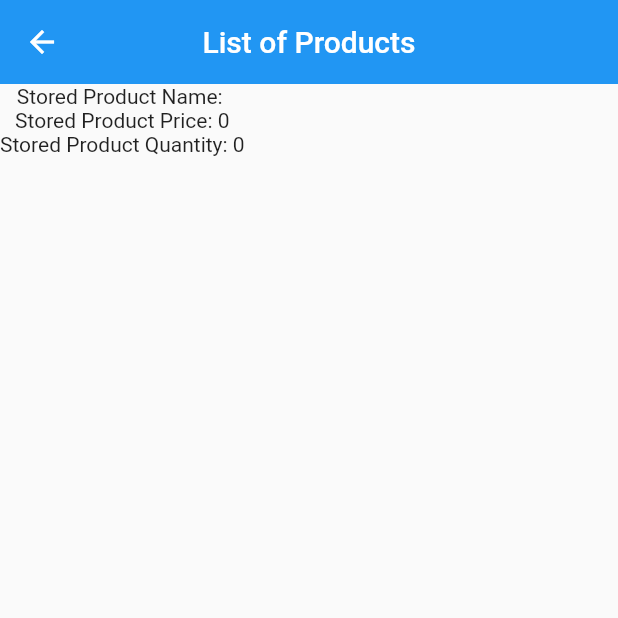
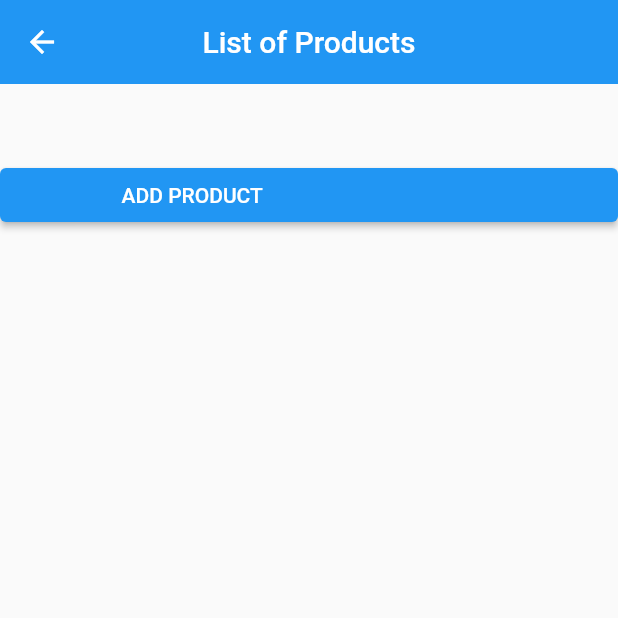
Before and after one commit to J-as-minee/store-manager, a Flutter app: the Home screen opened directly, after a tap on "View Product", on a phone screen of 412 x 824 dp, the top half of it. Run offline on Flutter 3.47's test engine with Material 2 defaults, Android fonts, the phone set to English and light mode, and no system bars; our stand-ins replace shared_preferences; accounts and stored records are empty.

Commit message:
added list feature

```diff
--- a/lib/main.dart
+++ b/lib/main.dart
@@ -7,7 +7,7 @@ void main() =>
   runApp(MaterialApp(
     initialRoute: '/',
     routes: {
-      '/': (context) => Home(),
+      '/': (context) => ProductList(),
       '/add': (context) => ProductAdd(),
       '/list': (context) => ProductList()
     },
--- a/lib/product_list.dart
+++ b/lib/product_list.dart
@@ -1,5 +1,7 @@
 import 'package:flutter/material.dart';
 import 'package:shared_preferences/shared_preferences.dart';
+import 'product.dart';
+import 'dart:convert';
 
 class ProductList extends StatefulWidget {
   @override
@@ -11,6 +13,8 @@ class _ProductListState extends State<ProductList> {
   String prodName = '';
   int prodPrice = 0;
   int prodQuantity = 0;
+
+  List<Product> productList = [];
 
 
   @override
@@ -31,26 +35,52 @@ class _ProductListState extends State<ProductList> {
         elevation: 0,
       ),
 
-      body: Container(
-        child: Column(
-          children: <Widget>[
-            Text('Stored Product Name: $prodName'),
-            Text('Stored Product Price: $prodPrice'),
-            Text('Stored Product Quantity: $prodQuantity'),
+      body: ListView(
+            children: <Widget>[
 
-            SizedBox(height: 20.0),
-          ],
-        ),
-      ),
+              SizedBox(height: 50.0),
 
+              ElevatedButton(
+                  onPressed: (){
+                    Navigator.pushNamed(context, '/add');
+                  },
+                child: Container(
+                  width: 250,
+                  child: Text(
+                    'ADD PRODUCT'
+                  ),
+                ),
+              ),
+
+              for (var product in productList)
+                ListTile(
+                  title: Text('Product Name: ${product.prodName}'),
+                  subtitle: Column(
+                    crossAxisAlignment: CrossAxisAlignment.start,
+                    children: [
+                      Text('Price: ${product.prodPrice}'),
+                      Text('Quantity: ${product.prodQuantity}'),
+                    ],
+                  ),
+                ),
+
+              SizedBox(height: 50.0),
+            ],
+          ),
     );
   }
 
   void retrieveProductInfo() async {
     SharedPreferences sp = await SharedPreferences.getInstance();
-    prodName = sp.getString('prodName') ?? '';
-    prodPrice = sp.getInt('prodPrice') ?? 0;
-    prodQuantity = sp.getInt('prodQuantity') ?? 0;
+    // prodName = sp.getString('prodName') ?? '';
+    // prodPrice = sp.getInt('prodPrice') ?? 0;
+    // prodQuantity = sp.getInt('prodQuantity') ?? 0;
+    List<String> productsJsonList = sp.getStringList('products') ?? [];
+
+    productList = productsJsonList
+        .map((productJson) => Product.fromJson(jsonDecode(productJson)))
+        .toList();
+
     setState(() {});
   }
 }
```
Also changed, not shown: lib/product_entry.dart (+53 -42 lines).
